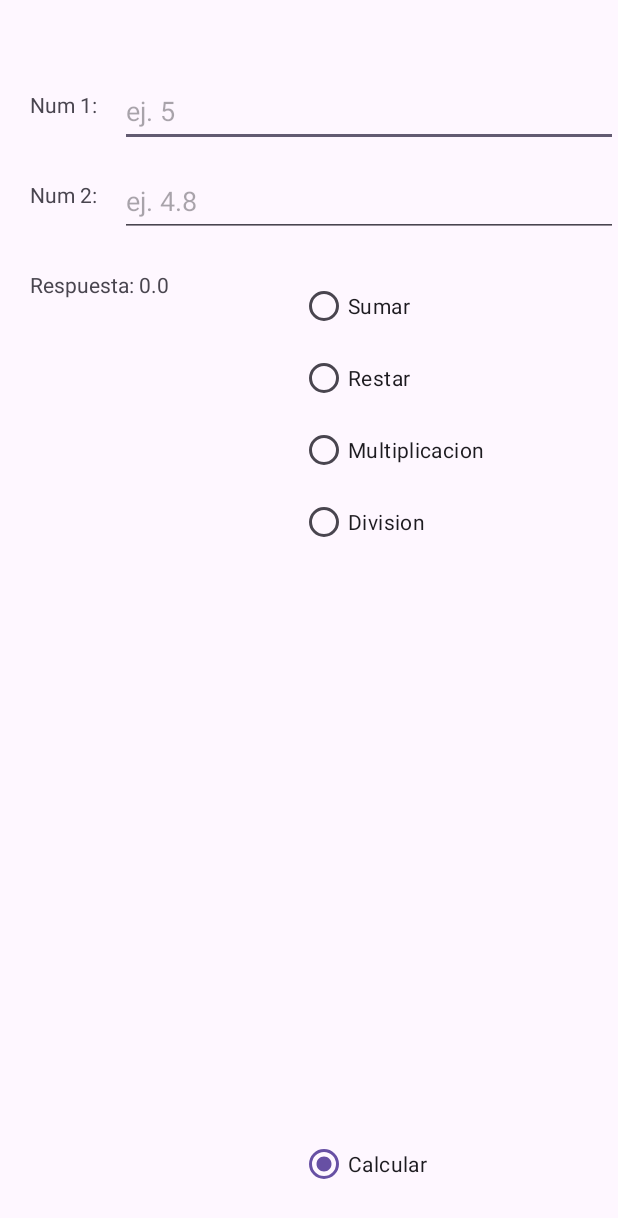
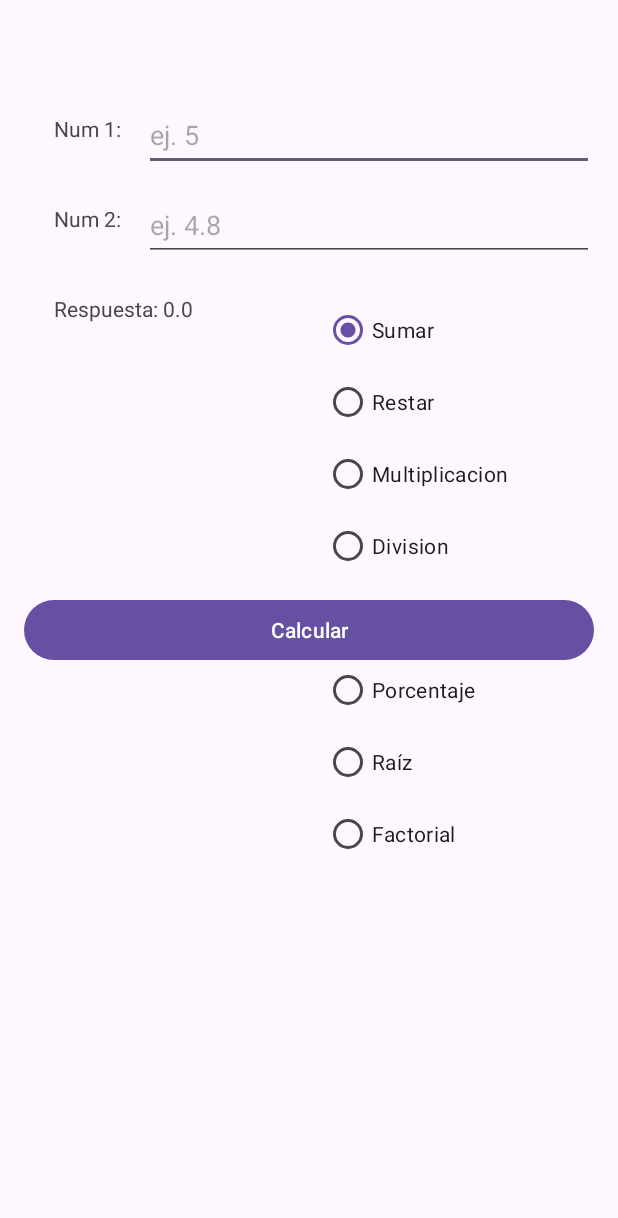
Before and after one commit to eduardosantosugb/Progall-Semi-2025, an Android app: the screen it shows after launch (MainActivity), after a tap on "Calcular", on a phone screen of 412 x 824 dp. Shown: the top 1218 px of the screen. Run offline under Robolectric (Android 15) with nearby library versions, the phone set to English and light mode, and no system bars; 2 statements that could not run were skipped.

Commit message:
calculadora hecha

```diff
--- a/app/src/main/java/com/ugb/miprimeraaplicacion/MainActivity.java
+++ b/app/src/main/java/com/ugb/miprimeraaplicacion/MainActivity.java
@@ -3,33 +3,89 @@ package com.ugb.miprimeraaplicacion;
 import android.os.Bundle;
 import android.view.View;
 import android.widget.Button;
+import android.widget.EditText;
+import android.widget.RadioButton;
 import android.widget.TextView;
-
-import androidx.activity.EdgeToEdge;
 import androidx.appcompat.app.AppCompatActivity;
-import androidx.core.graphics.Insets;
-import androidx.core.view.ViewCompat;
-import androidx.core.view.WindowInsetsCompat;
 
 public class MainActivity extends AppCompatActivity {
-    Button btn;
-    TextView tempVal;
+
+    private EditText txtNum1, txtNum2;
+    private TextView lblRespuesta;
+    private RadioButton optSuma, optResta, optMultiplicacion, optDivision, optExponente, optPorcentaje, optRaiz, optFactorial;
+    private Button btnCalcular;
+
     @Override
     protected void onCreate(Bundle savedInstanceState) {
         super.onCreate(savedInstanceState);
         setContentView(R.layout.activity_main);
-        btn = findViewById(R.id.btnCalcular);
-        btn.setOnClickListener(new View.OnClickListener() {
+
+        txtNum1 = findViewById(R.id.txtNum1);
+        txtNum2 = findViewById(R.id.txtNum2);
+        lblRespuesta = findViewById(R.id.lblRespuesta);
+        optSuma = findViewById(R.id.optSuma);
+        optResta = findViewById(R.id.optResta);
+        optMultiplicacion = findViewById(R.id.optMultiplicacion);
+        optDivision = findViewById(R.id.optDivision);
+        optExponente = findViewById(R.id.optExponente);
+        optPorcentaje = findViewById(R.id.optPorcentaje);
+        optRaiz = findViewById(R.id.optRaiz);
+        optFactorial = findViewById(R.id.optFactorial);
+        btnCalcular = findViewById(R.id.btnCalcular);
+
+        btnCalcular.setOnClickListener(new View.OnClickListener() {
             @Override
             public void onClick(View v) {
-                tempVal = findViewById(R.id.txtNum1);
-                double num1 = Double.parseDouble(tempVal.getText().toString());
-                tempVal = findViewById(R.id.txtNum2);
-                double num2 = Double.parseDouble(tempVal.getText().toString());
-                double respuesta = num1 + num2;
-                tempVal = findViewById(R.id.lblRespuesta);
-                tempVal.setText("Respuesta: "+ respuesta);
+                calcular();
             }
         });
     }
+
+    private void calcular() {
+        double num1 = Double.parseDouble(txtNum1.getText().toString());
+        double num2 = Double.parseDouble(txtNum2.getText().toString());
+        double resultado = 0;
+
+        if (optSuma.isChecked()) {
+            resultado = num1 + num2;
+        } else if (optResta.isChecked()) {
+            resultado = num1 - num2;
+        } else if (optMultiplicacion.isChecked()) {
+            resultado = num1 * num2;
+        } else if (optDivision.isChecked()) {
+            if (num2 != 0) {
+                resultado = num1 / num2;
+            } else {
+                lblRespuesta.setText("Error: División por cero");
+                return;
+            }
+        } else if (optExponente.isChecked()) {
+            resultado = Math.pow(num1, num2);
+        } else if (optPorcentaje.isChecked()) {
+            resultado = (num1 * num2) / 100;
+        } else if (optRaiz.isChecked()) {
+            if (num1 >= 0) {
+                resultado = Math.sqrt(num1);
+            } else {
+                lblRespuesta.setText("Error: Raíz de número negativo");
+                return;
+            }
+        } else if (optFactorial.isChecked()) {
+            if (num1 >= 0 && num1 == (int) num1) {
+                resultado = factorial((int) num1);
+            } else {
+                lblRespuesta.setText("Error: Factorial de número no entero o negativo");
+                return;
+            }
+        }
+
+        lblRespuesta.setText("Respuesta: " + resultado);
+    }
+
+    private int factorial(int n) {
+        if (n == 0 || n == 1) {
+            return 1;
+        }
+        return n * factorial(n - 1);
+    }
 }
--- a/app/src/main/res/layout/activity_main.xml
+++ b/app/src/main/res/layout/activity_main.xml
@@ -1,11 +1,8 @@
 <?xml version="1.0" encoding="utf-8"?>
 <RelativeLayout xmlns:android="http://schemas.android.com/apk/res/android"
-    xmlns:app="http://schemas.android.com/apk/res-auto"
-    xmlns:tools="http://schemas.android.com/tools"
-    android:id="@+id/main"
     android:layout_width="match_parent"
     android:layout_height="match_parent"
-    tools:context=".MainActivity">
+    android:padding="16dp">
 
     <TextView
         android:id="@+id/lblNum1"
@@ -77,11 +74,32 @@
             android:layout_width="wrap_content"
             android:layout_height="wrap_content"/>
         <RadioButton
-            android:layout_height="wrap_content"
-            android:id="@+id/btnCalcular"
-            android:layout_marginTop="380dp"
-            android:text="Calcular"
-            android:layout_width="match_parent"/>
+            android:id="@+id/optExponente"
+            android:text="Exponente"
+            android:layout_width="wrap_content"
+            android:layout_height="wrap_content"/>
+        <RadioButton
+            android:id="@+id/optPorcentaje"
+            android:text="Porcentaje"
+            android:layout_width="wrap_content"
+            android:layout_height="wrap_content"/>
+        <RadioButton
+            android:id="@+id/optRaiz"
+            android:text="Raíz"
+            android:layout_width="wrap_content"
+            android:layout_height="wrap_content"/>
+        <RadioButton
+            android:id="@+id/optFactorial"
+            android:text="Factorial"
+            android:layout_width="wrap_content"
+            android:layout_height="wrap_content"/>
     </RadioGroup>
 
+    <Button
+        android:id="@+id/btnCalcular"
+        android:layout_marginTop="380dp"
+        android:text="Calcular"
+        android:layout_width="match_parent"
+        android:layout_height="wrap_content"/>
+
 </RelativeLayout>
```
